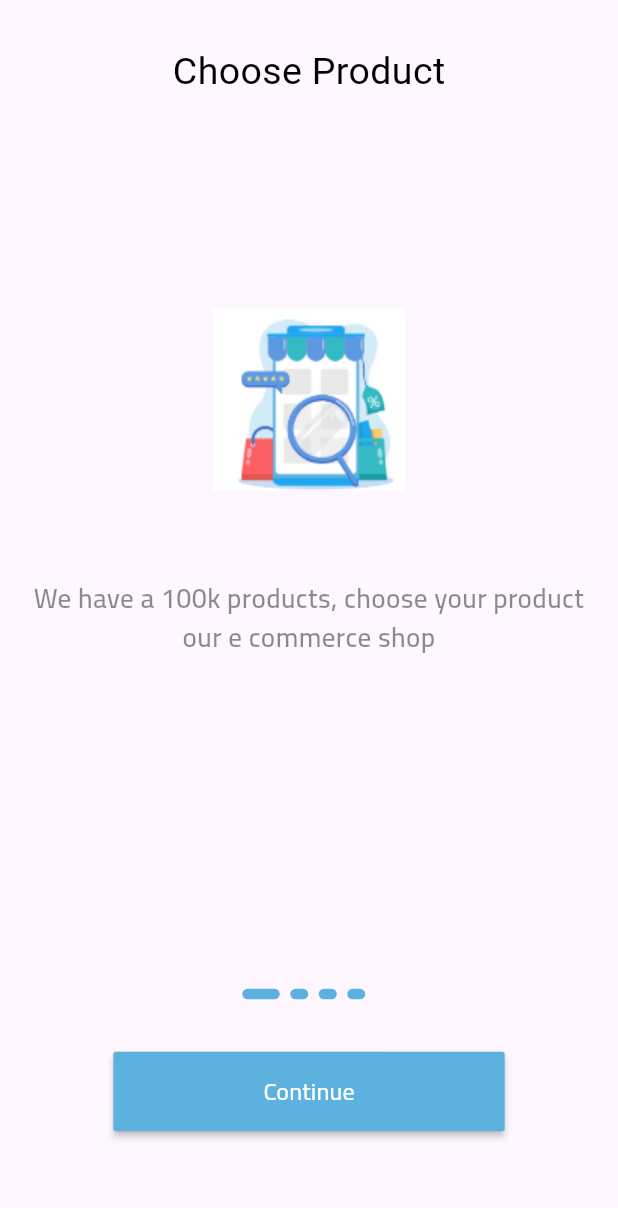
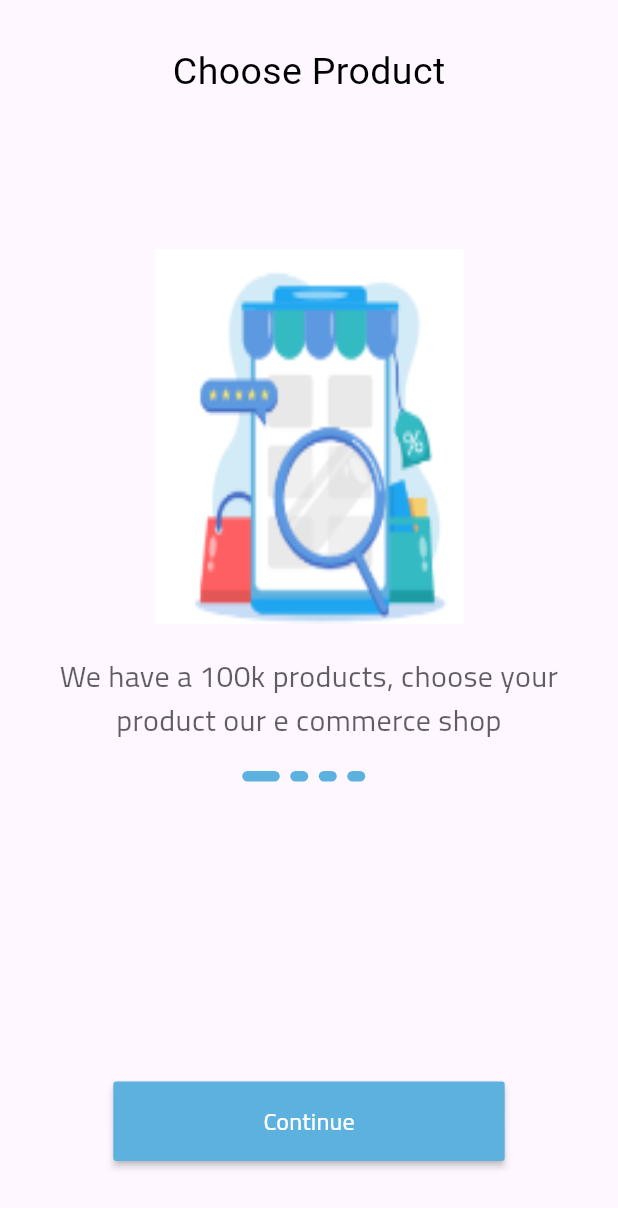
Before and after one commit to abdelrahman3003/ecommerce4, a Flutter app: the screen it shows after launch, on a phone screen of 412 x 824 dp. Shown: the top 1208 px of the screen. Run offline on Flutter 3.47's test engine with Material 3 defaults, Android fonts, the phone set to English and light mode, and no system bars; our stand-ins replace get; Roboto replaces fonts that are missing (Pacifico).

Commit message:
problem solving in ui

```diff
--- a/lib/main.dart
+++ b/lib/main.dart
@@ -1,4 +1,5 @@
 import 'package:eccommerce4/core/constant/routsApp.dart';
+import 'package:eccommerce4/core/localization/translations.dart';
 import 'package:eccommerce4/view/onboarding/onboarding.dart';
 import 'package:flutter/material.dart';
 import 'package:get/get_navigation/src/root/get_material_app.dart';
@@ -13,6 +14,7 @@ class Ecommerce extends StatelessWidget {
   @override
   Widget build(BuildContext context) {
     return GetMaterialApp(
+      //translations: AppTrnaslations(),
       home: const Onboarding(),
       debugShowCheckedModeBanner: false,
       routes: routes,
--- a/lib/view/onboarding/widgets/onboarding_body.dart
+++ b/lib/view/onboarding/widgets/onboarding_body.dart
@@ -8,21 +8,16 @@ class OnboardingBody extends StatelessWidget {
 
   @override
   Widget build(BuildContext context) {
-    return SingleChildScrollView(
-      child: Column(
-        children: [
-          SizedBox(
-              height: MediaQuery.of(context).size.height * .8,
-              child: const PageViewOnboarding()),
-          const Spotes(),
-          const SizedBox(height: 20),
-          const Padding(
-            padding: EdgeInsets.all(15),
-            child: OnboardingButton(),
-          ),
-          const SizedBox(height: 16),
-        ],
-      ),
+    return const Column(
+      children: [
+        Expanded(child: PageViewOnboarding()),
+        Spotes(),
+        Padding(
+          padding: EdgeInsets.only(top: 200),
+          child: OnboardingButton(),
+        ),
+        SizedBox(height: 50),
+      ],
     );
   }
 }
--- a/lib/view/onboarding/widgets/pageview_onboard.dart
+++ b/lib/view/onboarding/widgets/pageview_onboard.dart
@@ -31,19 +31,22 @@ class PageViewOnboarding extends StatelessWidget {
                 ),
                 const SizedBox(height: 100),
                 SizedBox(
-                  height: 200,
-                  width: width * .9,
-                  child: Image.asset(onboardingmodeList[index].image),
+                  height: 250,
+                  width: width * .5,
+                  child: Image.asset(
+                    onboardingmodeList[index].image,
+                    fit: BoxFit.fill,
+                  ),
                 ),
                 const SizedBox(height: 20),
                 Padding(
                   padding: const EdgeInsets.symmetric(horizontal: 20),
                   child: Opacity(
-                    opacity: .5,
+                    opacity: .7,
                     child: Text(
                       textAlign: TextAlign.center,
                       onboardingmodeList[index].subtitle,
-                      style: Styles.textStyle18,
+                      style: Styles.textStyle20,
                     ),
                   ),
                 ),
```
Also changed, not shown: lib/core/localization/translations.dart (added, +9 -0 lines).
